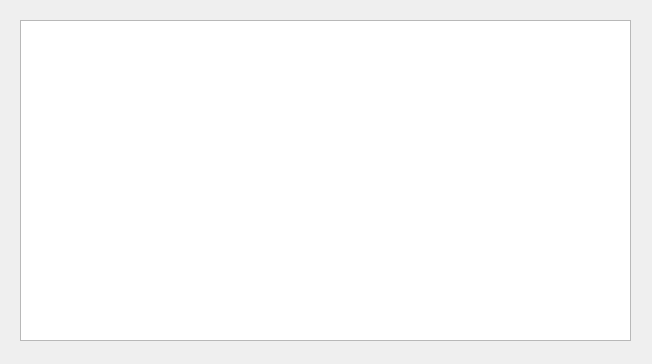
The window that ui/result.ui (dimbaida/statistics) describes before a commit, drawn with Qt 5.
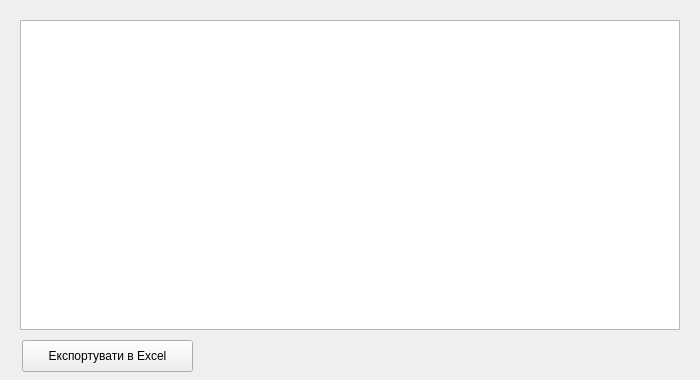
The same window after the commit.

Commit message: export to excel format

What changed in the file:
```diff
--- a/ui/result.ui
+++ b/ui/result.ui
@@ -6,8 +6,8 @@
    <rect>
     <x>0</x>
     <y>0</y>
-    <width>652</width>
-    <height>364</height>
+    <width>700</width>
+    <height>380</height>
    </rect>
   </property>
   <property name="windowTitle">
@@ -18,8 +18,8 @@
     <rect>
      <x>20</x>
      <y>20</y>
-     <width>611</width>
-     <height>321</height>
+     <width>660</width>
+     <height>310</height>
     </rect>
    </property>
    <property name="font">
@@ -34,6 +34,19 @@
     <bool>true</bool>
    </property>
   </widget>
+  <widget class="QPushButton" name="exportButton">
+   <property name="geometry">
+    <rect>
+     <x>22</x>
+     <y>340</y>
+     <width>171</width>
+     <height>32</height>
+    </rect>
+   </property>
+   <property name="text">
+    <string>Експортувати в Excel</string>
+   </property>
+  </widget>
  </widget>
  <resources/>
  <connections/>
```
The commit also changes 3 other files.
